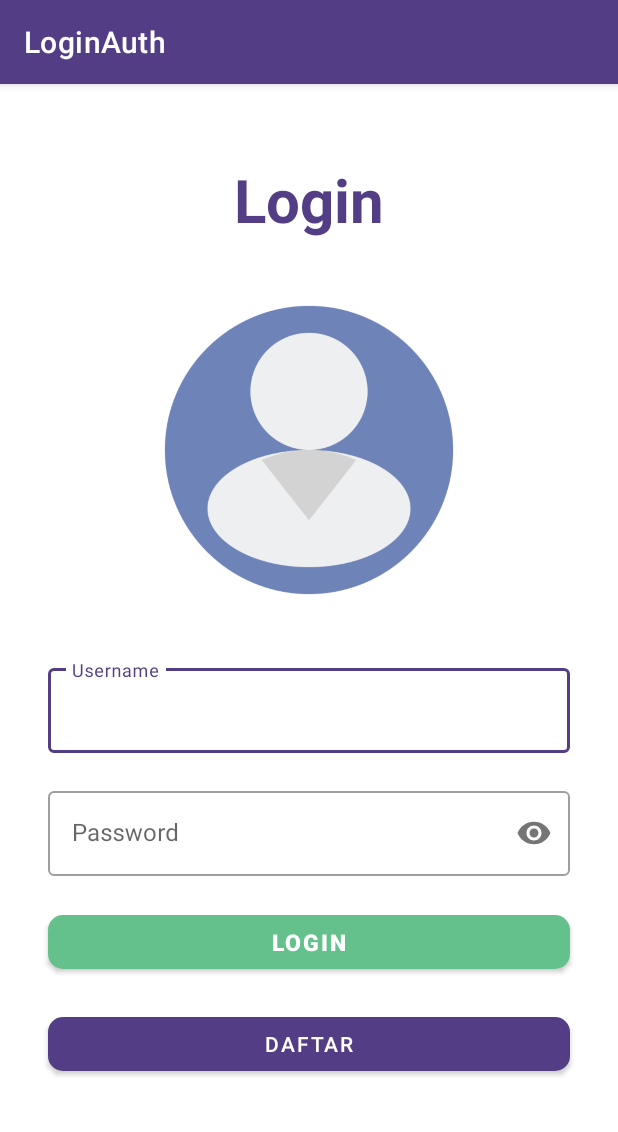
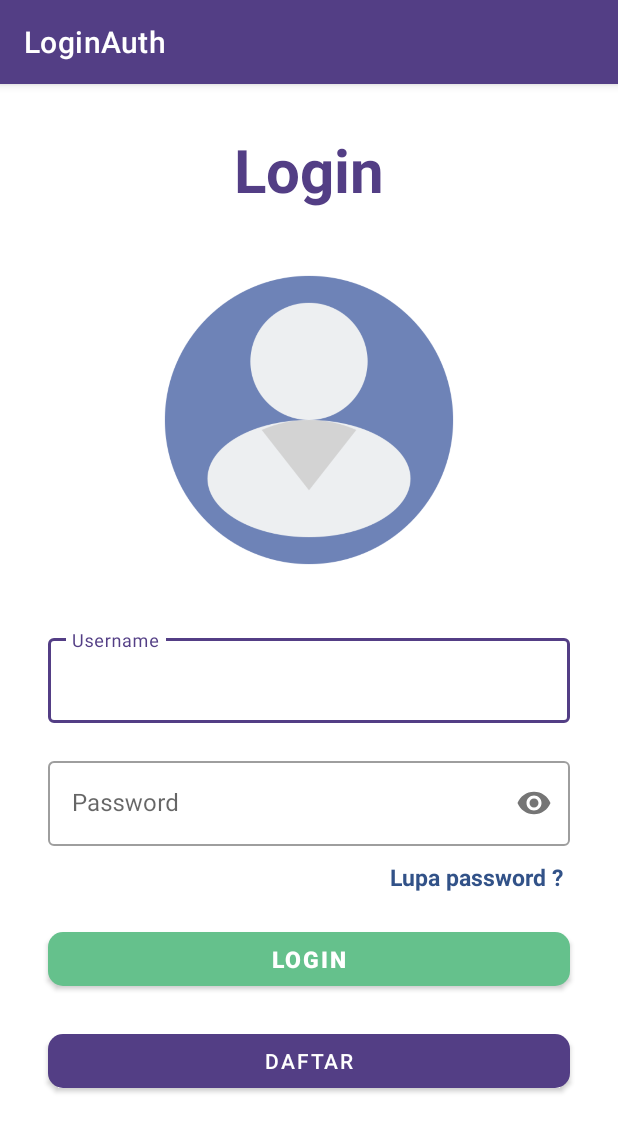
Before and after one commit to rian0502/LoginAuth, an Android app: the screen it shows after launch (LoginActivity), on a phone screen of 412 x 824 dp. Shown: the top 1132 px of the screen. Run offline under Robolectric (Android 15) with nearby library versions, the light colour scheme and no system bars; Roboto replaces fonts that are not available here.

Commit message:
add lupas pass activity and change color

```diff
--- a/app/src/main/AndroidManifest.xml
+++ b/app/src/main/AndroidManifest.xml
@@ -12,9 +12,13 @@
         android:supportsRtl="true"
         android:theme="@style/Theme.LoginAuth">
         <activity
-            android:name=".Activitys.RegisterActivity"
+            android:name=".Activitys.LupaPassActivity"
             android:parentActivityName=".Activitys.LoginActivity"
             android:exported="false" />
+        <activity
+            android:name=".Activitys.RegisterActivity"
+            android:exported="false"
+            android:parentActivityName=".Activitys.LoginActivity" />
         <activity
             android:name=".Activitys.HomeActivity"
             android:exported="false" />
--- a/app/src/main/java/com/belajar/loginauth/Activitys/LoginActivity.java
+++ b/app/src/main/java/com/belajar/loginauth/Activitys/LoginActivity.java
@@ -6,6 +6,7 @@ import android.os.Bundle;
 import android.view.WindowManager;
 import android.widget.Button;
 import android.widget.EditText;
+import android.widget.TextView;
 import android.widget.Toast;
 
 import androidx.annotation.NonNull;
@@ -25,6 +26,7 @@ import retrofit2.Response;
 public class LoginActivity extends AppCompatActivity {
     EditText tfUsername;
     EditText tfPassword;
+    TextView tvPass;
     @Override
     protected void onCreate(Bundle savedInstanceState) {
         super.onCreate(savedInstanceState);
@@ -33,6 +35,7 @@ public class LoginActivity extends AppCompatActivity {
         Objects.requireNonNull(getSupportActionBar()).setBackgroundDrawable(new ColorDrawable(getResources().getColor(R.color.appBar)));
         tfUsername = findViewById(R.id.etUsername);
         tfPassword = findViewById(R.id.etPassword);
+        tvPass = findViewById(R.id.tvLupaPass);
         Button login = findViewById(R.id.btLogin);
         Button daftar = findViewById(R.id.btRegister);
         login.setOnClickListener(view -> {
@@ -43,6 +46,7 @@ public class LoginActivity extends AppCompatActivity {
             }
         });
         daftar.setOnClickListener(view -> startActivity(new Intent(LoginActivity.this, RegisterActivity.class)));
+        tvPass.setOnClickListener(view -> startActivity(new Intent(LoginActivity.this, LupaPassActivity.class)));
     }
 
     private void login(){
--- a/app/src/main/res/layout/activity_login.xml
+++ b/app/src/main/res/layout/activity_login.xml
@@ -16,7 +16,7 @@
             android:layout_marginStart="30dp"
             android:layout_marginEnd="30dp"
             android:gravity="center"
-            android:layout_marginTop="50dp"
+            android:layout_marginTop="30dp"
             android:text="@string/login"
             android:textSize="40sp"
             android:textStyle="bold"
@@ -66,6 +66,18 @@
                 android:layout_height="wrap_content"/>
         </com.google.android.material.textfield.TextInputLayout>
 
+        <TextView
+            android:id="@+id/tvLupaPass"
+            android:layout_width="match_parent"
+            android:layout_height="wrap_content"
+            android:text="Lupa password ?"
+            android:layout_marginStart="260sp"
+            android:layout_marginEnd="30dp"
+            android:clickable="true"
+            android:textSize="15sp"
+            android:textStyle="bold"
+            android:textColor="#325288"
+            android:layout_marginTop="10sp" />
         <com.google.android.material.button.MaterialButton
             android:id="@+id/btLogin"
             android:layout_width="match_parent"
--- a/app/src/main/res/values-night/themes.xml
+++ b/app/src/main/res/values-night/themes.xml
@@ -2,8 +2,8 @@
     <!-- Base application theme. -->
     <style name="Theme.LoginAuth" parent="Theme.MaterialComponents.Light.DarkActionBar">
         <!-- Primary brand color. -->
-        <item name="colorPrimary">@color/purple_200</item>
-        <item name="colorPrimaryDark">@color/purple_700</item>
+        <item name="colorPrimary">@color/appBar</item>
+        <item name="colorPrimaryDark">@color/black</item>
         <item name="colorAccent">@color/teal_200</item>
         <!-- Customize your theme here. -->
     </style>
```
Also changed, not shown: app/src/main/java/com/belajar/loginauth/Activitys/LupaPassActivity.java (added, +16 -0 lines), app/src/main/res/layout/activity_lupa_pass.xml (added, +9 -0 lines).
